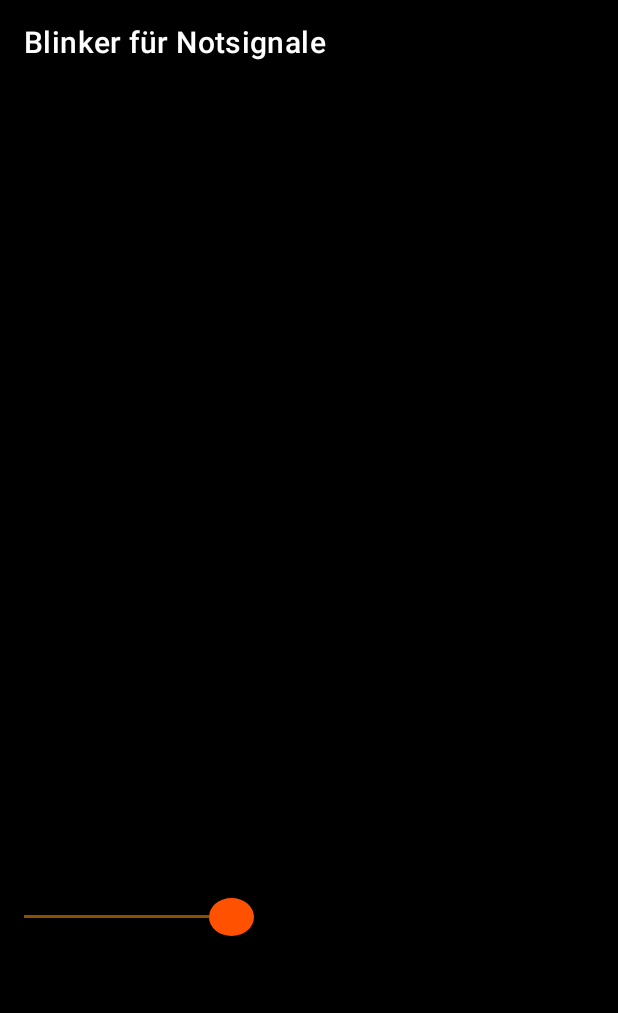
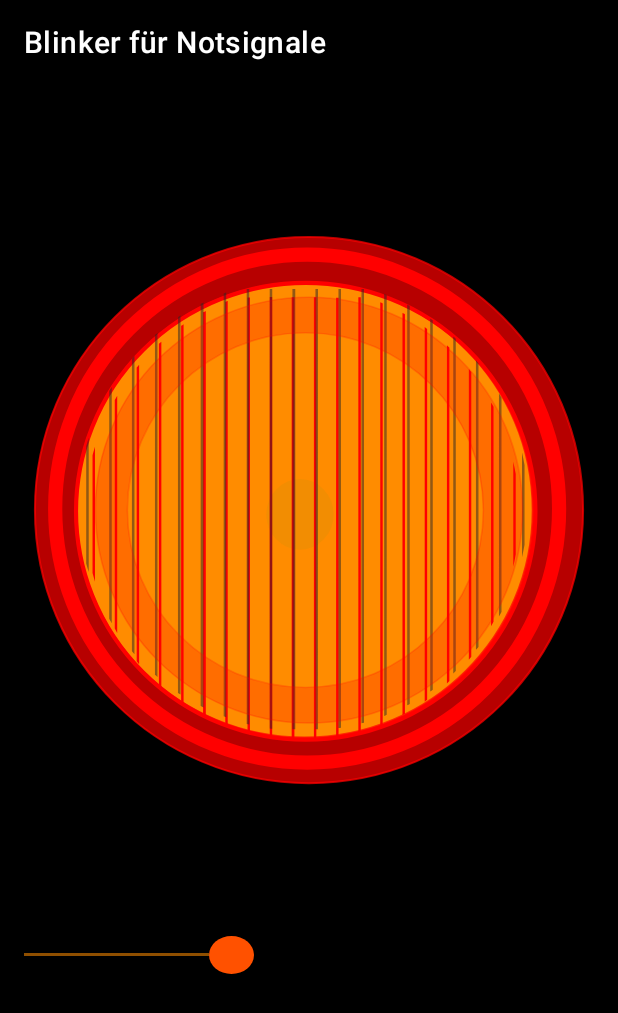
Before and after one commit to knighenko/Autonotlicht, an Android app: the screen it shows after launch (MainActivity), on a phone screen of 412 x 824 dp. Shown: the top 1013 px of the screen. Run offline under Robolectric (Android 15) with nearby library versions, the phone set to English and light mode, and no system bars; our stand-ins replace AdMob.

Commit message:
Change main.xml

```diff
--- a/app/src/main/res/layout/activity_main.xml
+++ b/app/src/main/res/layout/activity_main.xml
@@ -15,7 +15,7 @@
         android:layout_height="match_parent"
         android:layout_marginBottom="200dp"
         android:visibility="visible"
-        app:layout_constraintTop_toTopOf="@id/seekBar"
+        app:layout_constraintTop_toTopOf="parent"
         app:srcCompat="@drawable/ic_carheadlight" />
 
     <SeekBar
@@ -28,7 +28,7 @@
         android:progress="500"
         android:progressTint="@color/yellow"
         android:thumb="@drawable/seek"
-        app:layout_constraintBottom_toBottomOf="@id/imageView"
+        app:layout_constraintTop_toBottomOf="@id/imageView"
         app:layout_constraintLeft_toLeftOf="parent"
         app:layout_constraintRight_toRightOf="parent" />
 
```
